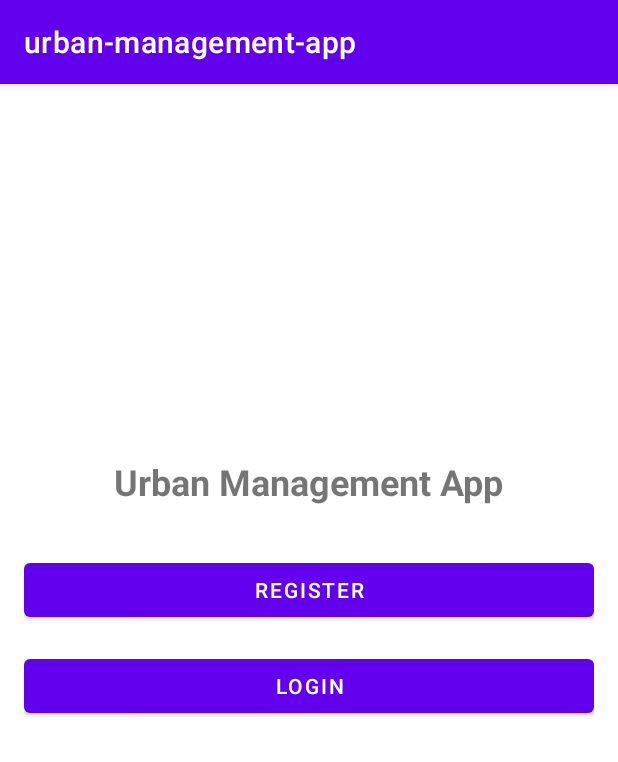
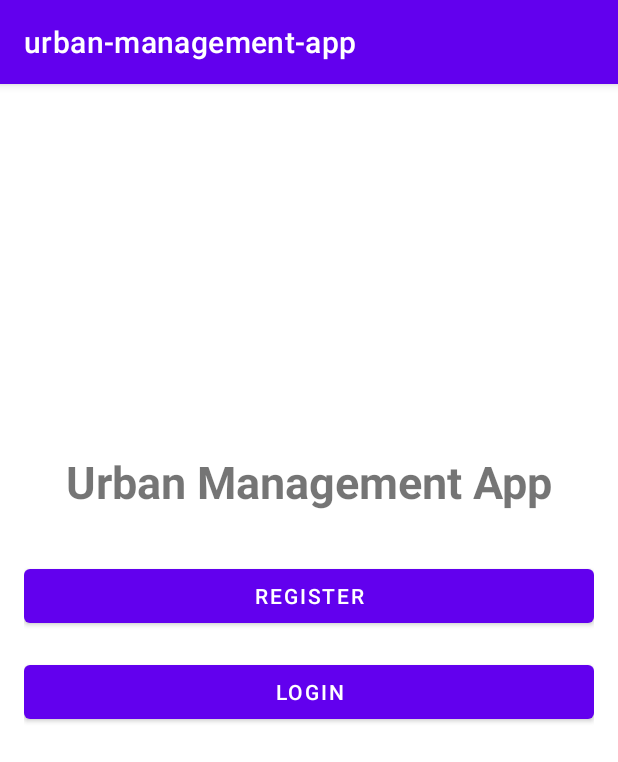
Before and after one commit to BenJohnson0/CleanStreets, an Android app: the screen it shows after launch (MainActivity), on a phone screen of 412 x 824 dp. Shown: the top 762 px of the screen. Run offline under Robolectric (Android 15) with nearby library versions, the phone set to English and light mode, and no system bars.

Commit message:
forgot to add to previous commit

```diff
--- a/app/src/main/res/layout/activity_main.xml
+++ b/app/src/main/res/layout/activity_main.xml
@@ -13,7 +13,7 @@
         android:layout_width="wrap_content"
         android:layout_height="wrap_content"
         android:text="Urban Management App"
-        android:textSize="24sp"
+        android:textSize="30sp"
         android:textStyle="bold"
         android:layout_marginBottom="32dp" />
 
```
